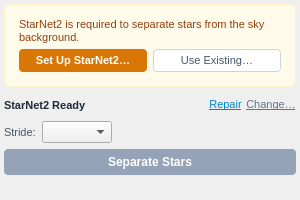
Old version of the form src/startrails/ui/step_separate.ui in the repository gkyle/startrails.
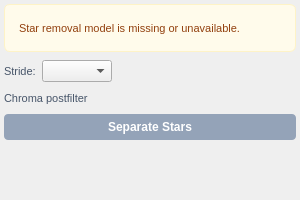
New version of the form. Icons and pictures are not drawn. Custom widgets are drawn as their Qt base class.

Commit message: switch to nox-ft for star removal

Diff of the .ui file:
```diff
--- a/src/startrails/ui/step_separate.ui
+++ b/src/startrails/ui/step_separate.ui
@@ -22,57 +22,6 @@
     font-size: 11px;
     line-height: 1.3;
 }
-QPushButton#btn_setup_starnet {
-    background-color: #d97706;
-    color: #ffffff;
-    border-radius: 4px;
-    padding: 5px 10px;
-    font-weight: 600;
-    font-size: 11px;
-}
-QPushButton#btn_setup_starnet:hover {
-    background-color: #b45309;
-}
-QPushButton#btn_setup_starnet:disabled {
-    background-color: #cbd5e1;
-    color: #94a3b8;
-}
-QPushButton#btn_browse_starnet {
-    background-color: #ffffff;
-    color: #475569;
-    border: 1px solid #cbd5e1;
-    border-radius: 4px;
-    padding: 5px 10px;
-    font-size: 11px;
-}
-QPushButton#btn_browse_starnet:hover {
-    background-color: #f1f5f9;
-}
-QLabel#lbl_starnet_info {
-    font-size: 11px;
-    font-weight: 600;
-    color: #1e293b;
-}
-QPushButton#btn_repair {
-    border: none;
-    color: #0284c7;
-    font-size: 11px;
-    text-decoration: underline;
-    background: transparent;
-}
-QPushButton#btn_repair:hover {
-    color: #0369a1;
-}
-QPushButton#btn_change {
-    border: none;
-    color: #64748b;
-    font-size: 11px;
-    text-decoration: underline;
-    background: transparent;
-}
-QPushButton#btn_change:hover {
-    color: #334155;
-}
 QLabel#lbl_stride {
     font-size: 11px;
     color: #475569;
@@ -81,6 +30,27 @@
     font-size: 11px;
     padding: 2px 4px;
 }
+QCheckBox#check_chroma_postfilter {
+    spacing: 0px;
+    border: none;
+    padding: 0px;
+}
+QCheckBox#check_chroma_postfilter::indicator {
+    width: 36px;
+    height: 20px;
+    border-radius: 10px;
+}
+QCheckBox#check_chroma_postfilter::indicator:unchecked {
+    image: url(:/startrails/ui/switch_off.svg);
+}
+QCheckBox#check_chroma_postfilter::indicator:checked {
+    image: url(:/startrails/ui/switch_on.svg);
+}
+QCheckBox#check_chroma_postfilter:focus,
+QCheckBox#check_chroma_postfilter:focus:enabled {
+    border: none;
+    outline: none;
+}
 QPushButton#btn_separate {
     background-color: #0284c7;
     color: #ffffff;
@@ -137,40 +107,13 @@
       <item>
        <widget class="QLabel" name="lbl_unconf_msg">
         <property name="text">
-         <string>StarNet2 is required to separate stars from the sky background.</string>
+         <string>Star removal model is missing or unavailable.</string>
         </property>
         <property name="wordWrap">
          <bool>true</bool>
         </property>
        </widget>
       </item>
-      <item>
-       <layout class="QHBoxLayout" name="btn_row">
-        <property name="spacing">
-         <number>6</number>
-        </property>
-        <item>
-         <widget class="QPushButton" name="btn_setup_starnet">
-          <property name="cursor">
-           <cursorShape>PointingHandCursor</cursorShape>
-          </property>
-          <property name="text">
-           <string>Set Up StarNet2…</string>
-          </property>
-         </widget>
-        </item>
-        <item>
-         <widget class="QPushButton" name="btn_browse_starnet">
-          <property name="cursor">
-           <cursorShape>PointingHandCursor</cursorShape>
-          </property>
-          <property name="text">
-           <string>Use Existing…</string>
-          </property>
-         </widget>
-        </item>
-       </layout>
-      </item>
      </layout>
     </widget>
    </item>
@@ -192,53 +135,6 @@
       <property name="bottomMargin">
        <number>0</number>
       </property>
-      <item>
-       <layout class="QHBoxLayout" name="header_row">
-        <property name="spacing">
-         <number>4</number>
-        </property>
-        <item>
-         <widget class="QLabel" name="lbl_starnet_info">
-          <property name="text">
-           <string>StarNet2 Ready</string>
-          </property>
-         </widget>
-        </item>
-        <item>
-         <spacer name="header_spacer">
-          <property name="orientation">
-           <enum>Qt::Orientation::Horizontal</enum>
-          </property>
-          <property name="sizeHint" stdset="0">
-           <size>
-            <width>40</width>
-            <height>20</height>
-           </size>
-          </property>
-         </spacer>
-        </item>
-        <item>
-         <widget class="QPushButton" name="btn_repair">
-          <property name="cursor">
-           <cursorShape>PointingHandCursor</cursorShape>
-          </property>
-          <property name="text">
-           <string>Repair</string>
-          </property>
-         </widget>
-        </item>
-        <item>
-         <widget class="QPushButton" name="btn_change">
-          <property name="cursor">
-           <cursorShape>PointingHandCursor</cursorShape>
-          </property>
-          <property name="text">
-           <string>Change…</string>
-          </property>
-         </widget>
-        </item>
-       </layout>
-      </item>
       <item>
        <layout class="QHBoxLayout" name="stride_row">
         <property name="spacing">
@@ -269,6 +165,48 @@
         </item>
        </layout>
       </item>
+      <item>
+       <layout class="QHBoxLayout" name="chroma_row">
+        <item>
+         <widget class="CheckboxLabel" name="lbl_chroma_postfilter">
+          <property name="cursor">
+           <cursorShape>PointingHandCursor</cursorShape>
+          </property>
+          <property name="styleSheet">
+           <string notr="true">color: #475569; font-size: 11px;</string>
+          </property>
+          <property name="text">
+           <string>Chroma postfilter</string>
+          </property>
+          <property name="buddy">
+           <cstring>check_chroma_postfilter</cstring>
+          </property>
+         </widget>
+        </item>
+        <item alignment="Qt::AlignmentFlag::AlignRight">
+         <widget class="QCheckBox" name="check_chroma_postfilter">
+          <property name="cursor">
+           <cursorShape>PointingHandCursor</cursorShape>
+          </property>
+          <property name="focusPolicy">
+           <enum>Qt::FocusPolicy::StrongFocus</enum>
+          </property>
+          <property name="accessibleName">
+           <string>Chroma postfilter</string>
+          </property>
+          <property name="toolTip">
+           <string>Suppress residual color halos around removed stars while preserving sky background.</string>
+          </property>
+          <property name="text">
+           <string/>
+          </property>
+          <property name="checked">
+           <bool>true</bool>
+          </property>
+         </widget>
+        </item>
+       </layout>
+      </item>
       <item>
        <widget class="QPushButton" name="btn_separate">
         <property name="enabled">
@@ -297,6 +235,13 @@
    </item>
   </layout>
  </widget>
+ <customwidgets>
+  <customwidget>
+   <class>CheckboxLabel</class>
+   <extends>QLabel</extends>
+   <header>startrails.ui.checkbox_label</header>
+  </customwidget>
+ </customwidgets>
  <resources>
   <include location="resources.qrc"/>
  </resources>
```
The commit also changes 27 other files.
